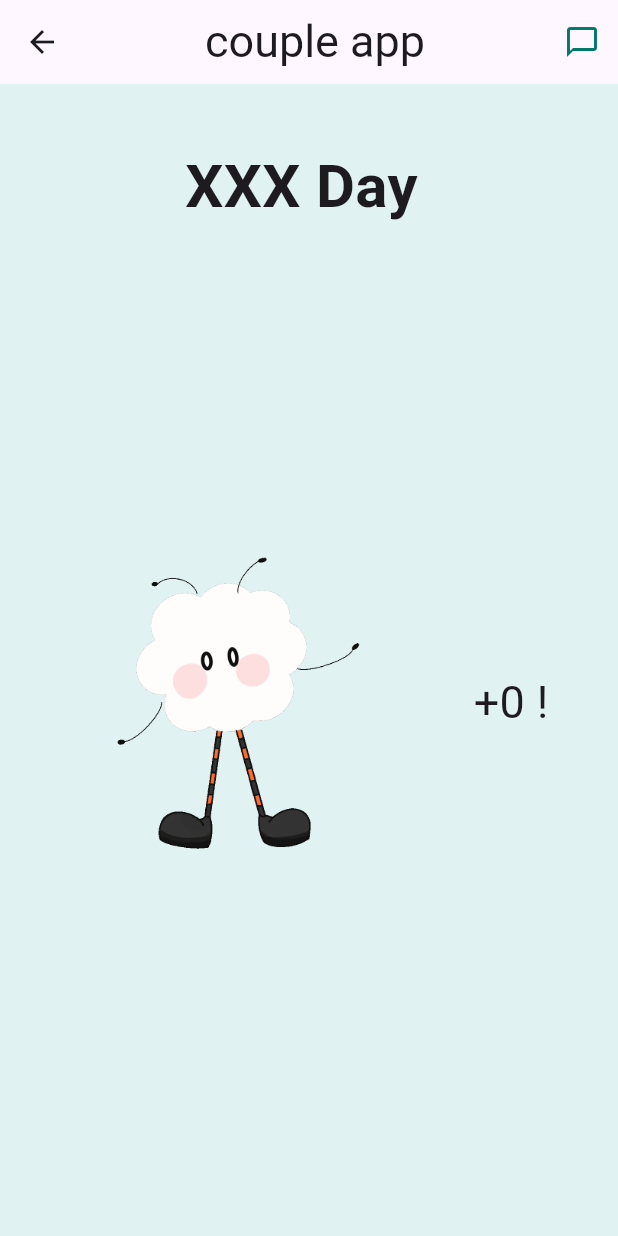
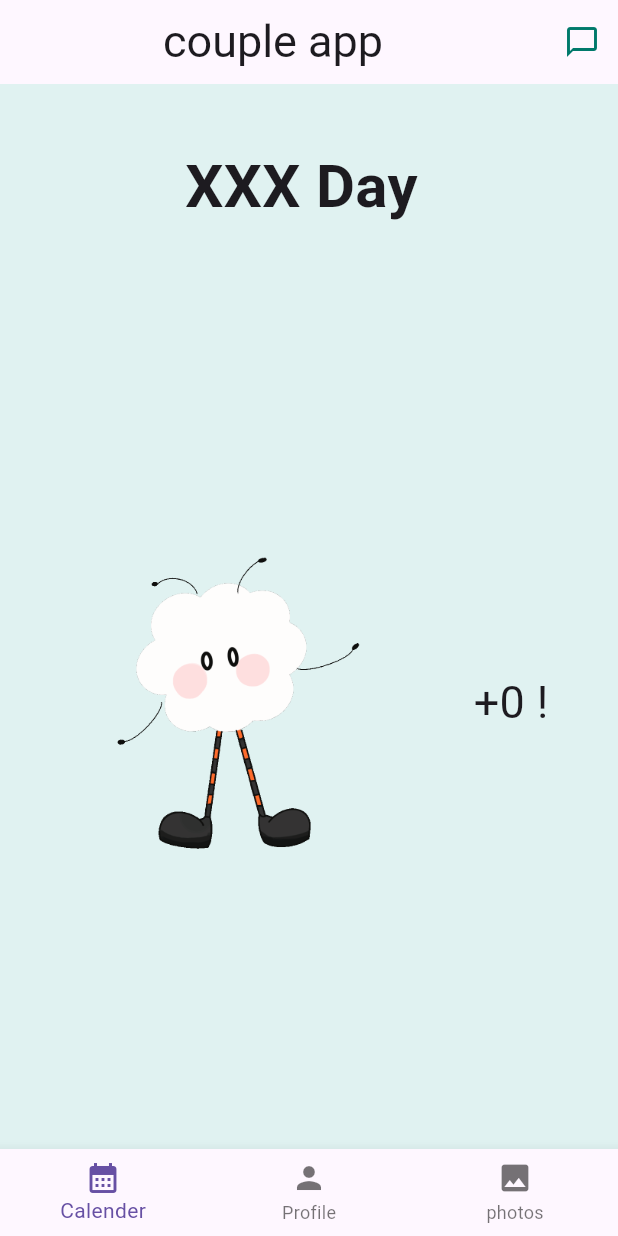
Before and after one commit to yeinchingg/couple_app, a Flutter app: the ProfilePage screen opened directly, on a phone screen of 412 x 824 dp. Run offline on Flutter 3.47's test engine with Material 3 defaults, Android fonts, the phone set to English and light mode, and no system bars; our stand-ins replace google_fonts, image_picker, table_calendar.

Commit message:
add navigate

```diff
--- /dev/null
+++ b/lib/ widgets/navigate.dart
@@ -0,0 +1,25 @@
+import 'package:flutter/material.dart';
+
+class CustomNavigationBar extends StatelessWidget {
+  final int selectedIndex;
+  final Function(int) onItemTapped;
+
+  CustomNavigationBar({
+    super.key,
+    required this.selectedIndex,
+    required this.onItemTapped,
+  });
+
+  @override
+  Widget build(BuildContext context) {
+    return BottomNavigationBar(
+      currentIndex: selectedIndex,
+      onTap: onItemTapped,
+      items: [
+        BottomNavigationBarItem(icon: Icon(Icons.calendar_month), label: 'Calender'),
+        BottomNavigationBarItem(icon: Icon(Icons.person), label: 'Profile'),
+        BottomNavigationBarItem(icon: Icon(Icons.photo), label: 'photos'),
+      ],
+    );
+  }
+}
--- a/lib/main.dart
+++ b/lib/main.dart
@@ -17,7 +17,7 @@ class MyApp extends StatelessWidget{
       theme: ThemeData(
         primarySwatch: Colors.blue,
       ),
-      home: PhotoWallPage(),
+      home: ProfilePage(),
     );
   }
 }
```
Also changed, not shown: lib/screens/profile.dart (+37 -9 lines).
